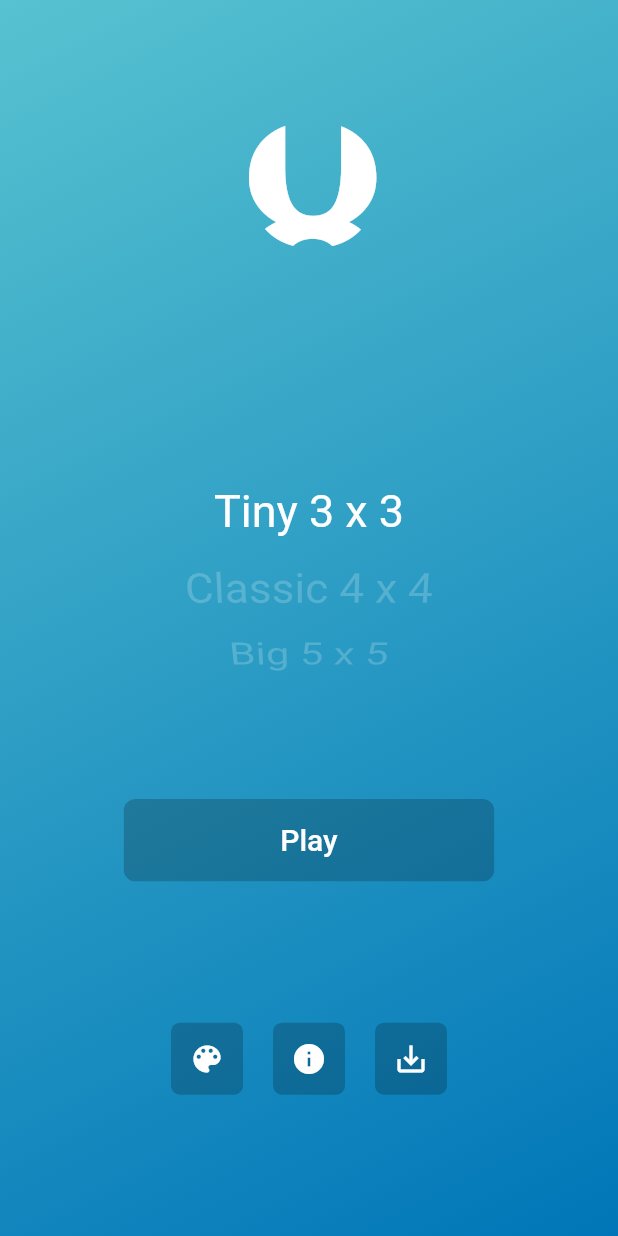
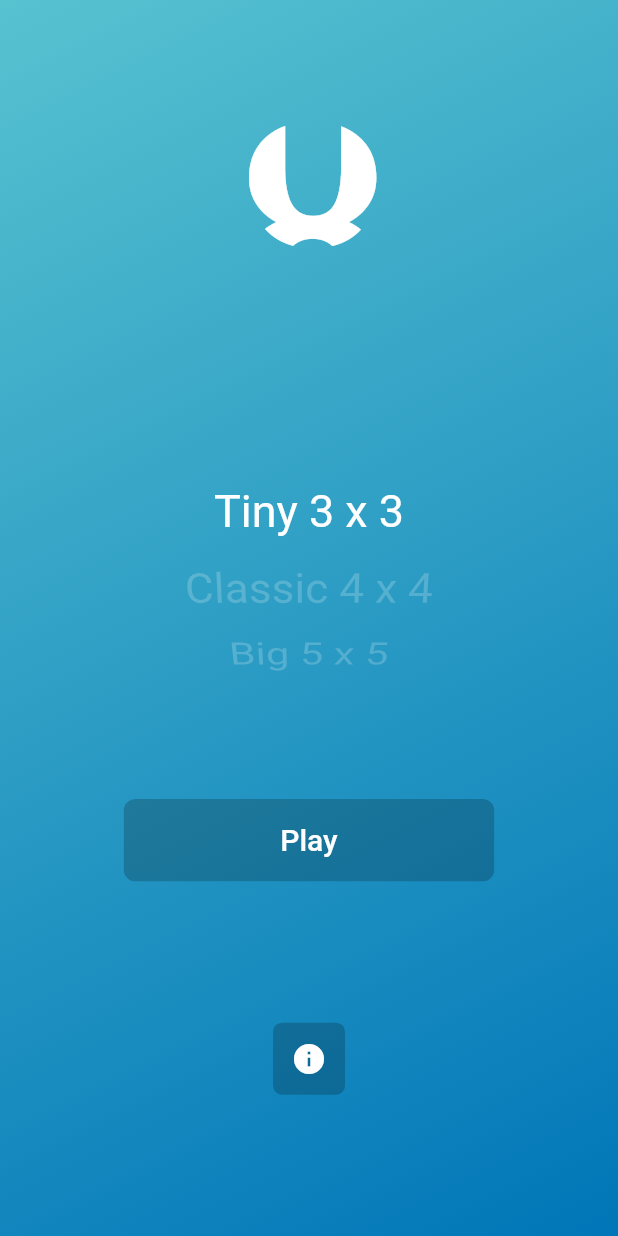
Before and after one commit to manickjamadar/2048, a Flutter app: the screen it shows after launch, on a phone screen of 412 x 824 dp. Run offline on Flutter 3.47's test engine with Material 2 defaults, Android fonts, the phone set to English and light mode, and no system bars; our stand-ins replace bloc, dartz, easy_debounce, equatable, flutter_bloc, fluttertoast and 6 more; missing offline and left inert: swipe_gesture_recognizer; accounts and stored records are empty; generated files the repository leaves out were written again.

Commit message:
remove all upcoming icon features

```diff
--- a/lib/presentation/screens/home/home_screen.dart
+++ b/lib/presentation/screens/home/home_screen.dart
@@ -31,14 +31,14 @@ class HomeScreen extends StatelessWidget {
             Row(
               mainAxisAlignment: MainAxisAlignment.center,
               children: [
-                GestureDetector(
-                  onLongPress: () => _onPickTheme(context),
-                  child: CustomIconButton(
-                    icon: Icon(MyIcons.colorPallete),
-                    onPressed: () => _goNextTheme(context),
-                    margin: EdgeInsets.all(10),
-                  ),
-                ),
+                // GestureDetector(
+                //   onLongPress: () => _onPickTheme(context),
+                //   child: CustomIconButton(
+                //     icon: Icon(MyIcons.colorPallete),
+                //     onPressed: () => _goNextTheme(context),
+                //     margin: EdgeInsets.all(10),
+                //   ),
+                // ),
                 CustomIconButton(
                   icon: Icon(MyIcons.about),
                   margin: EdgeInsets.all(10),
@@ -47,11 +47,11 @@ class HomeScreen extends StatelessWidget {
                         context, FadeRoute(page: AboutScreen.generateRoute()));
                   },
                 ),
-                CustomIconButton(
-                  icon: Icon(MyIcons.save),
-                  onPressed: () => _goToSavedBoard(context),
-                  margin: EdgeInsets.all(10),
-                )
+                // CustomIconButton(
+                //   icon: Icon(MyIcons.save),
+                //   onPressed: () => _goToSavedBoard(context),
+                //   margin: EdgeInsets.all(10),
+                // )
               ],
             )
           ],
```
Also changed, not shown: lib/presentation/screens/play/play_screen.dart (+17 -19 lines).
